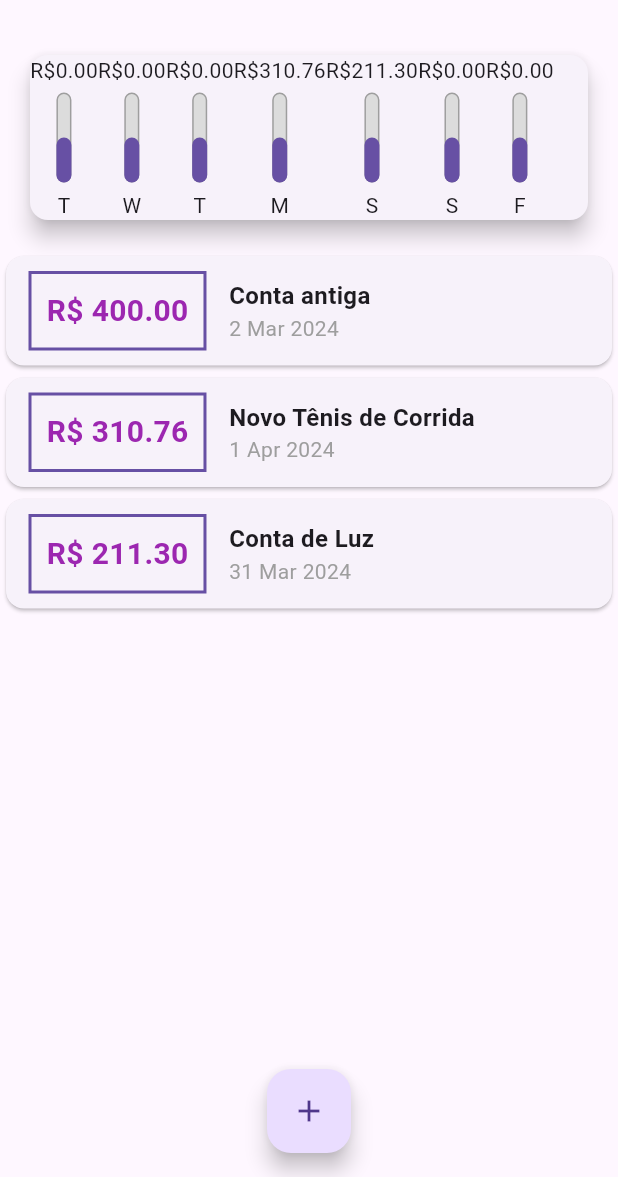
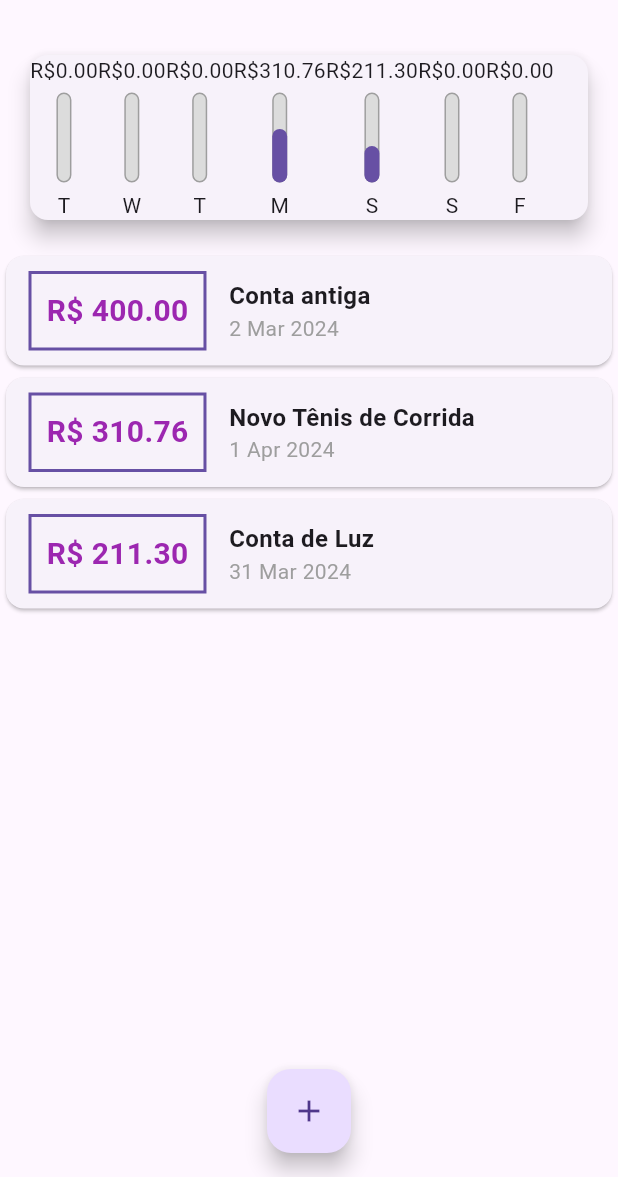
Before and after one commit to PedroHSiqueira/Flutter_Expenses, a Flutter app: the screen it shows after launch, on a phone screen of 412 x 824 dp, the part 59-1236 px from its top. Run offline on Flutter 3.47's test engine with Material 3 defaults, Android fonts, the phone set to English and light mode, and no system bars; Roboto replaces fonts that are missing (OpenSans).

```diff
--- a/lib/components/chart.dart
+++ b/lib/components/chart.dart
@@ -31,6 +31,12 @@ class Chart extends StatelessWidget {
     });
   }
 
+  double get _weekTotalValue {
+    return groupedTrasaction.fold(0.0, (sum, tr) {
+      return sum + (tr["value"] as double);
+    });
+  }
+
   @override
   Widget build(BuildContext context) {
     groupedTrasaction;
@@ -40,10 +46,9 @@ class Chart extends StatelessWidget {
       child: Row(
         children: groupedTrasaction.map((tr) {
           return ChartBar(
-            label: tr["day"] as String,
-            value: tr["value"] as double,
-            percentage: 0.5,
-          );
+              label: tr["day"] as String,
+              value: tr["value"] as double,
+              percentage: (tr["value"] as double) / _weekTotalValue);
         }).toList(),
       ),
     );
```
